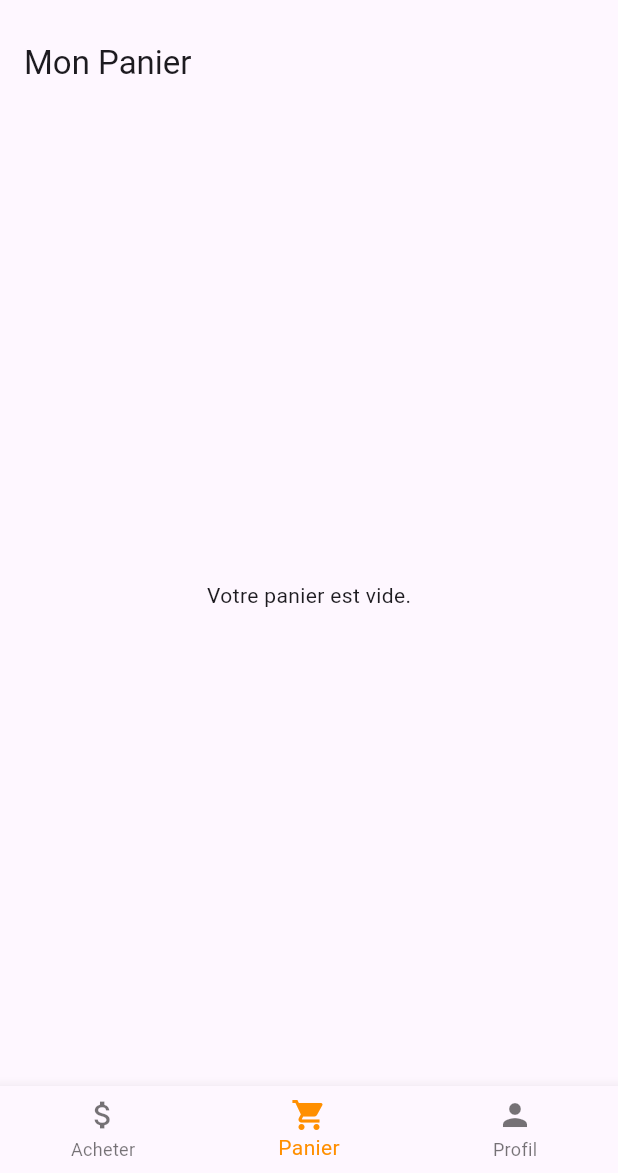
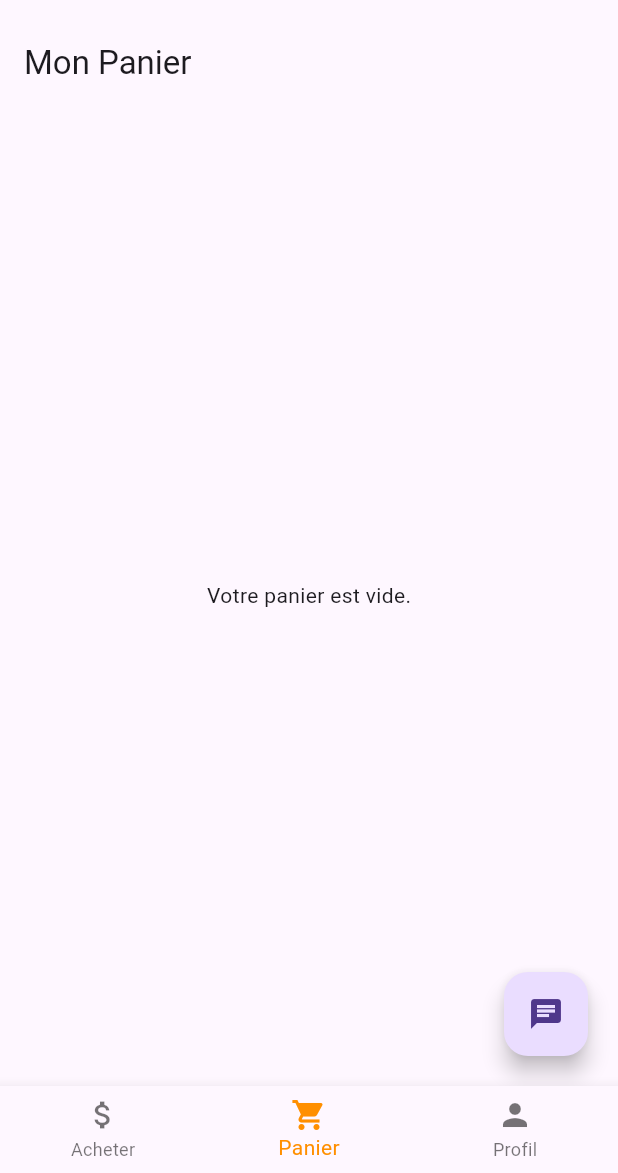
Before and after one commit to soufiiyane/flutter_app, a Flutter app: the HomePage screen opened directly, item 2 of the bottom bar chosen, on a phone screen of 412 x 824 dp, the part 63-1236 px from its top. Run offline on Flutter 3.47's test engine with Material 3 defaults, Android fonts, the phone set to English and light mode, and no system bars; our stand-ins replace email_validator; missing offline and left inert: image_picker_web; network calls fail.

Commit message:
project finished

```diff
--- a/lib/home_page.dart
+++ b/lib/home_page.dart
@@ -2,6 +2,7 @@ import 'package:flutter/material.dart';
 import 'article_page.dart'; // Import ArticlePage
 import 'cart_page.dart'; // Import CartPage
 import 'profile_page.dart'; // Import ProfilePage
+import 'chatbot.dart'; // Import the ChatBotDialog widget
 
 class HomePage extends StatefulWidget {
   @override
@@ -23,26 +24,45 @@ class _HomePageState extends State<HomePage> {
     });
   }
 
+  void _openChatBot() {
+    showDialog(
+      context: context,
+      builder: (context) => ChatBotDialog(), // Show the chatbot dialog
+    );
+  }
+
   @override
   Widget build(BuildContext context) {
     return Scaffold(
       appBar: AppBar(
-        title: const Text('Application de Shopping'), // Changed to French
+        title: const Text('Application de Shopping'),
       ),
-      body: _pages[_selectedIndex],
+      body: Stack(
+        children: [
+          _pages[_selectedIndex],
+          Positioned(
+            bottom: 20,
+            right: 20,
+            child: FloatingActionButton(
+              onPressed: _openChatBot,
+              child: const Icon(Icons.chat),
+            ),
+          ),
+        ],
+      ),
       bottomNavigationBar: BottomNavigationBar(
         items: const <BottomNavigationBarItem>[
           BottomNavigationBarItem(
-            icon: Icon(Icons.attach_money), // Changed to $ icon
-            label: 'Acheter', // Changed text to French
+            icon: Icon(Icons.attach_money),
+            label: 'Acheter',
           ),
           BottomNavigationBarItem(
             icon: Icon(Icons.shopping_cart),
-            label: 'Panier', // Changed text to French
+            label: 'Panier',
           ),
           BottomNavigationBarItem(
             icon: Icon(Icons.person),
-            label: 'Profil', // Changed text to French
+            label: 'Profil',
           ),
         ],
         currentIndex: _selectedIndex,
```
Also changed, not shown: lib/chatbot.dart (added, +118 -0 lines).
